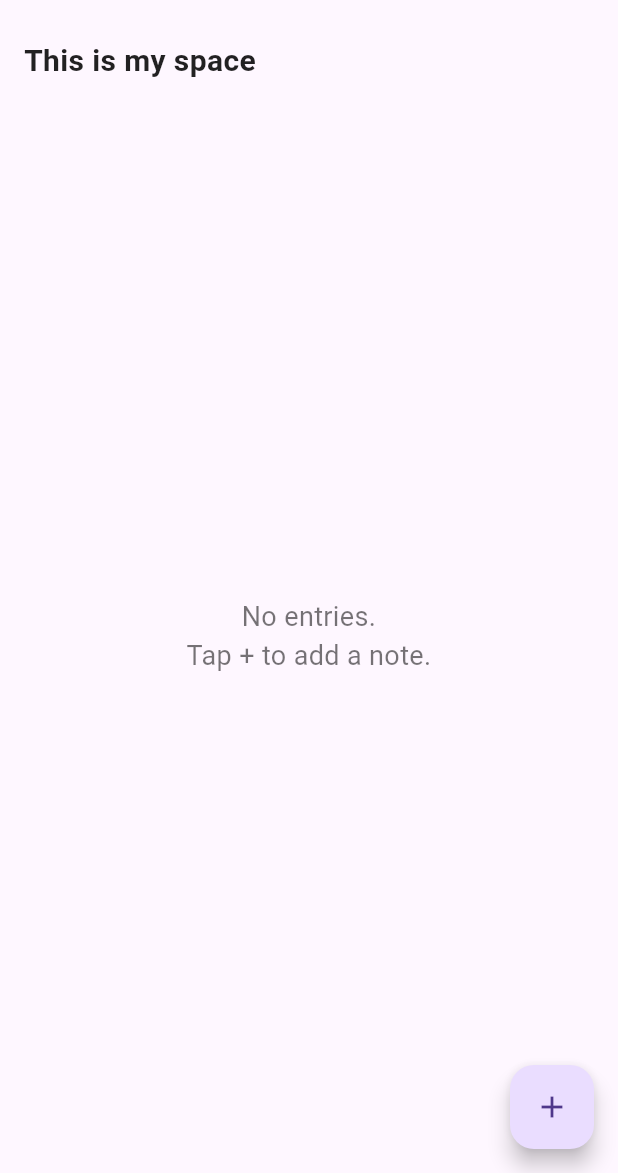
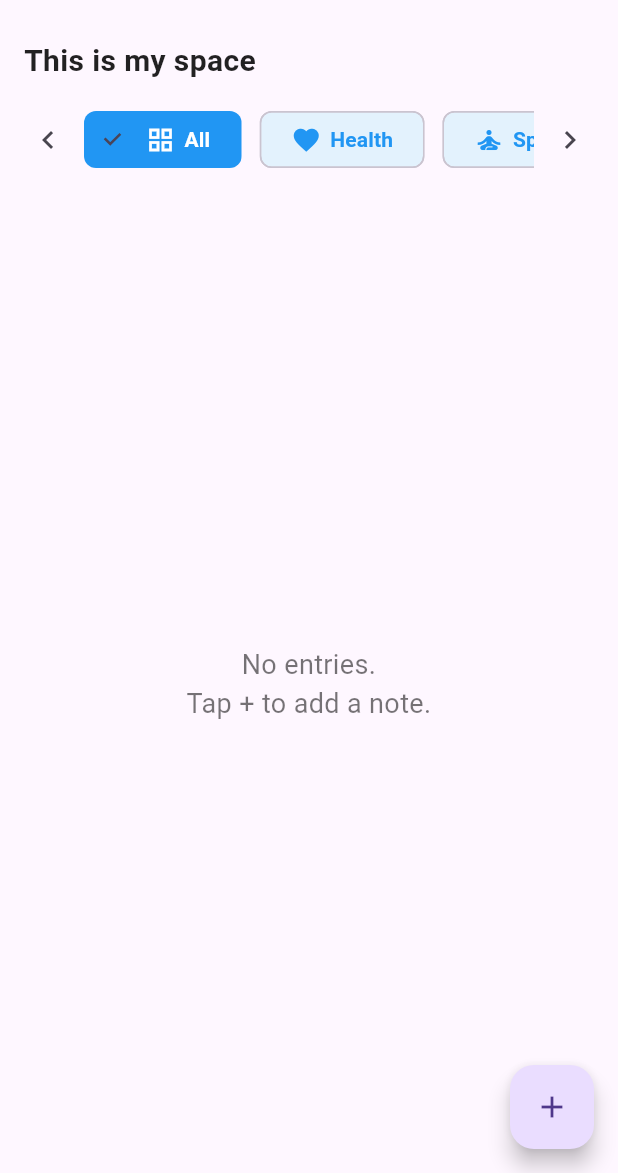
Before and after one commit to KALU56/flutter_practice, a Flutter app: the HomeScreen screen opened directly, on a phone screen of 412 x 824 dp, the part 63-1236 px from its top. Run offline on Flutter 3.47's test engine with Material 3 defaults, Android fonts, the phone set to English and light mode, and no system bars.

Commit message:
✨ Update home screen with tag scroll and layout improvements

```diff
--- a/journal/lib/screens/home_screen.dart
+++ b/journal/lib/screens/home_screen.dart
@@ -12,7 +12,7 @@ class HomeScreen extends StatefulWidget {
 class _HomeScreenState extends State<HomeScreen> {
   final List<JournalEntry> _entries = [];
   String _selectedFilter = 'All';
-  bool _showTags = false; // controls showing/hiding the horizontal tags
+  final ScrollController _tagScrollController = ScrollController();
 
   final List<String> _filterTags = [
     'All', 'Health', 'Spiritual', 'Education', 'Career',
@@ -47,6 +47,12 @@ class _HomeScreenState extends State<HomeScreen> {
   }
 
   @override
+  void dispose() {
+    _tagScrollController.dispose();
+    super.dispose();
+  }
+
+  @override
   Widget build(BuildContext context) {
     final filteredEntries = _selectedFilter == 'All'
         ? _entries
@@ -58,18 +64,12 @@ class _HomeScreenState extends State<HomeScreen> {
         centerTitle: true,
         leading: IconButton(
           icon: const Icon(Icons.menu_rounded),
-          onPressed: () {
-            setState(() {
-              _showTags = !_showTags;
-            });
-          },
-          tooltip: _showTags ? 'Hide tags' : 'Show tags',
+          onPressed: () {},
         ),
       ),
       body: Column(
         crossAxisAlignment: CrossAxisAlignment.start,
         children: [
-          // "This is my space" text
           const Padding(
             padding: EdgeInsets.symmetric(horizontal: 16, vertical: 12),
             child: Text(
@@ -82,35 +82,62 @@ class _HomeScreenState extends State<HomeScreen> {
             ),
           ),
 
-          // Tag buttons horizontal scroll - toggle visible
-          if (_showTags)
-            SizedBox(
+          // Tag selector with left and right scroll buttons
+          Padding(
+            padding: const EdgeInsets.symmetric(horizontal: 8),
+            child: Row(
+              children: [
+                IconButton(
+                  icon: const Icon(Icons.chevron_left),
+                  tooltip: 'Scroll left',
+                  onPressed: () {
+                    _tagScrollController.animateTo(
+                      (_tagScrollController.offset - 150).clamp(
+                          0.0,
+                          _tagScrollController.position.maxScrollExtent
+                              .toDouble()),
+                      duration: const Duration(milliseconds: 300),
+                      curve: Curves.easeOut,
+                    );
+                  },
+                ),
+                Expanded(
+                  child: SizedBox(
                     height: 52,
                     child: ListView.separated(
-                padding: const EdgeInsets.symmetric(horizontal: 16),
+                      controller: _tagScrollController,
                       scrollDirection: Axis.horizontal,
+                      physics: const BouncingScrollPhysics(),
                       itemCount: _filterTags.length,
-                separatorBuilder: (_, __) => const SizedBox(width: 12),
+                      separatorBuilder: (_, __) =>
+                          const SizedBox(width: 12),
                       itemBuilder: (context, index) {
                         final tag = _filterTags[index];
                         final isSelected = tag == _selectedFilter;
 
                         return ChoiceChip(
-                    labelPadding: const EdgeInsets.symmetric(horizontal: 12),
+                          labelPadding:
+                              const EdgeInsets.symmetric(horizontal: 12),
                           label: Row(
                             mainAxisSize: MainAxisSize.min,
                             children: [
                               Icon(
                                 _tagIcons[tag],
                                 size: 20,
-                          color: isSelected ? Colors.white : Colors.blue,
+                                color: isSelected
+                                    ? Colors.white
+                                    : Colors.blue,
                               ),
                               const SizedBox(width: 6),
-                        Text(tag,
+                              Text(
+                                tag,
                                 style: TextStyle(
-                              color: isSelected ? Colors.white : Colors.blue,
+                                  color: isSelected
+                                      ? Colors.white
+                                      : Colors.blue,
                                   fontWeight: FontWeight.w600,
-                            )),
+                                ),
+                              ),
                             ],
                           ),
                           selected: isSelected,
@@ -127,24 +154,41 @@ class _HomeScreenState extends State<HomeScreen> {
                       },
                     ),
                   ),
+                ),
+                IconButton(
+                  icon: const Icon(Icons.chevron_right),
+                  tooltip: 'Scroll right',
+                  onPressed: () {
+                    _tagScrollController.animateTo(
+                      _tagScrollController.offset + 150,
+                      duration: const Duration(milliseconds: 300),
+                      curve: Curves.easeOut,
+                    );
+                  },
+                ),
+              ],
+            ),
+          ),
 
-          // Spacer between tags and entries
-          if (_showTags) const SizedBox(height: 12),
+          const SizedBox(height: 12),
 
-          // Entries list (expanded to fill remaining space)
+          // Entry list
           Expanded(
             child: filteredEntries.isEmpty
                 ? const Center(
                     child: Text(
                       'No entries.\nTap + to add a note.',
                       textAlign: TextAlign.center,
-                      style: TextStyle(fontSize: 18, color: Colors.black54),
+                      style:
+                          TextStyle(fontSize: 18, color: Colors.black54),
                     ),
                   )
                 : ListView.separated(
-                    padding: const EdgeInsets.symmetric(horizontal: 16, vertical: 8),
+                    padding: const EdgeInsets.symmetric(
+                        horizontal: 16, vertical: 8),
                     itemCount: filteredEntries.length,
-                    separatorBuilder: (_, __) => const SizedBox(height: 16),
+                    separatorBuilder: (_, __) =>
+                        const SizedBox(height: 16),
                     itemBuilder: (context, index) {
                       final entry = filteredEntries[index];
                       return Card(
@@ -154,7 +198,8 @@ class _HomeScreenState extends State<HomeScreen> {
                         child: Padding(
                           padding: const EdgeInsets.all(16),
                           child: Column(
-                            crossAxisAlignment: CrossAxisAlignment.start,
+                            crossAxisAlignment:
+                                CrossAxisAlignment.start,
                             children: [
                               Text(
                                 entry.title,
@@ -165,15 +210,20 @@ class _HomeScreenState extends State<HomeScreen> {
                               ),
                               const SizedBox(height: 8),
                               Text(entry.description,
-                                  style: const TextStyle(fontSize: 16)),
+                                  style:
+                                      const TextStyle(fontSize: 16)),
                               const SizedBox(height: 8),
                               Row(
-                                mainAxisAlignment: MainAxisAlignment.spaceBetween,
+                                mainAxisAlignment:
+                                    MainAxisAlignment.spaceBetween,
                                 children: [
                                   Row(
                                     children: [
-                                      Icon(_tagIcons[entry.tag],
-                                          size: 16, color: Colors.blueAccent),
+                                      Icon(
+                                        _tagIcons[entry.tag],
+                                        size: 16,
+                                        color: Colors.blueAccent,
+                                      ),
                                       const SizedBox(width: 4),
                                       Text(
                                         '#${entry.tag}',
@@ -186,7 +236,8 @@ class _HomeScreenState extends State<HomeScreen> {
                                     ],
                                   ),
                                   Text(
-                                    _formatTimestamp(entry.timestamp),
+                                    _formatTimestamp(
+                                        entry.timestamp),
                                     style: TextStyle(
                                       fontSize: 12,
                                       color: Colors.grey[600],
```
Lines whose indentation alone changed are shown as unchanged.
